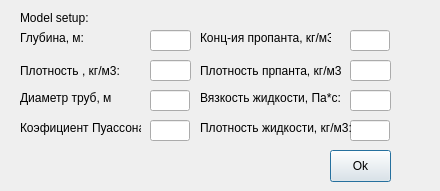
Qt form ui/input_window.ui (bob1ch/Hydraulic-fracturing) before a commit.
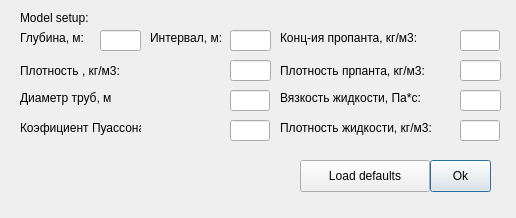
The same form after that commit.

Patch:
```diff
--- a/ui/input_window.ui
+++ b/ui/input_window.ui
@@ -6,8 +6,8 @@
    <rect>
     <x>0</x>
     <y>0</y>
-    <width>440</width>
-    <height>191</height>
+    <width>516</width>
+    <height>218</height>
    </rect>
   </property>
   <property name="windowTitle">
@@ -29,7 +29,7 @@
   <widget class="QLineEdit" name="Lc">
    <property name="geometry">
     <rect>
-     <x>150</x>
+     <x>100</x>
      <y>30</y>
      <width>41</width>
      <height>21</height>
@@ -65,7 +65,7 @@
   <widget class="QLineEdit" name="ro">
    <property name="geometry">
     <rect>
-     <x>150</x>
+     <x>230</x>
      <y>60</y>
      <width>41</width>
      <height>21</height>
@@ -88,7 +88,7 @@
   <widget class="QLineEdit" name="d">
    <property name="geometry">
     <rect>
-     <x>150</x>
+     <x>230</x>
      <y>90</y>
      <width>40</width>
      <height>21</height>
@@ -98,7 +98,7 @@
   <widget class="QLineEdit" name="n">
    <property name="geometry">
     <rect>
-     <x>150</x>
+     <x>230</x>
      <y>120</y>
      <width>40</width>
      <height>21</height>
@@ -121,7 +121,7 @@
   <widget class="QLineEdit" name="C_p">
    <property name="geometry">
     <rect>
-     <x>350</x>
+     <x>460</x>
      <y>30</y>
      <width>40</width>
      <height>21</height>
@@ -131,8 +131,8 @@
   <widget class="QPushButton" name="btnOk">
    <property name="geometry">
     <rect>
-     <x>330</x>
-     <y>150</y>
+     <x>430</x>
+     <y>160</y>
      <width>61</width>
      <height>32</height>
     </rect>
@@ -144,7 +144,7 @@
   <widget class="QLineEdit" name="ro_g">
    <property name="geometry">
     <rect>
-     <x>350</x>
+     <x>460</x>
      <y>120</y>
      <width>40</width>
      <height>21</height>
@@ -154,7 +154,7 @@
   <widget class="QLineEdit" name="ro_p">
    <property name="geometry">
     <rect>
-     <x>350</x>
+     <x>460</x>
      <y>60</y>
      <width>41</width>
      <height>21</height>
@@ -164,7 +164,7 @@
   <widget class="QLineEdit" name="mu_g">
    <property name="geometry">
     <rect>
-     <x>350</x>
+     <x>460</x>
      <y>90</y>
      <width>41</width>
      <height>21</height>
@@ -174,9 +174,9 @@
   <widget class="QLabel" name="label_6">
    <property name="geometry">
     <rect>
-     <x>200</x>
+     <x>280</x>
      <y>90</y>
-     <width>141</width>
+     <width>171</width>
      <height>16</height>
     </rect>
    </property>
@@ -187,9 +187,9 @@
   <widget class="QLabel" name="label_7">
    <property name="geometry">
     <rect>
-     <x>200</x>
+     <x>280</x>
      <y>30</y>
-     <width>131</width>
+     <width>171</width>
      <height>16</height>
     </rect>
    </property>
@@ -200,9 +200,9 @@
   <widget class="QLabel" name="label_8">
    <property name="geometry">
     <rect>
-     <x>200</x>
+     <x>280</x>
      <y>60</y>
-     <width>141</width>
+     <width>171</width>
      <height>21</height>
     </rect>
    </property>
@@ -213,9 +213,9 @@
   <widget class="QLabel" name="label_9">
    <property name="geometry">
     <rect>
-     <x>200</x>
+     <x>280</x>
      <y>120</y>
-     <width>151</width>
+     <width>171</width>
      <height>16</height>
     </rect>
    </property>
@@ -223,6 +223,42 @@
     <string>Плотность жидкости, кг/м3: </string>
    </property>
   </widget>
+  <widget class="QPushButton" name="btnLoadDef">
+   <property name="geometry">
+    <rect>
+     <x>300</x>
+     <y>160</y>
+     <width>130</width>
+     <height>32</height>
+    </rect>
+   </property>
+   <property name="text">
+    <string>Load defaults</string>
+   </property>
+  </widget>
+  <widget class="QLineEdit" name="h">
+   <property name="geometry">
+    <rect>
+     <x>230</x>
+     <y>30</y>
+     <width>41</width>
+     <height>21</height>
+    </rect>
+   </property>
+  </widget>
+  <widget class="QLabel" name="label_10">
+   <property name="geometry">
+    <rect>
+     <x>150</x>
+     <y>30</y>
+     <width>91</width>
+     <height>16</height>
+    </rect>
+   </property>
+   <property name="text">
+    <string>Интервал, м:</string>
+   </property>
+  </widget>
  </widget>
  <resources/>
  <connections/>
```
